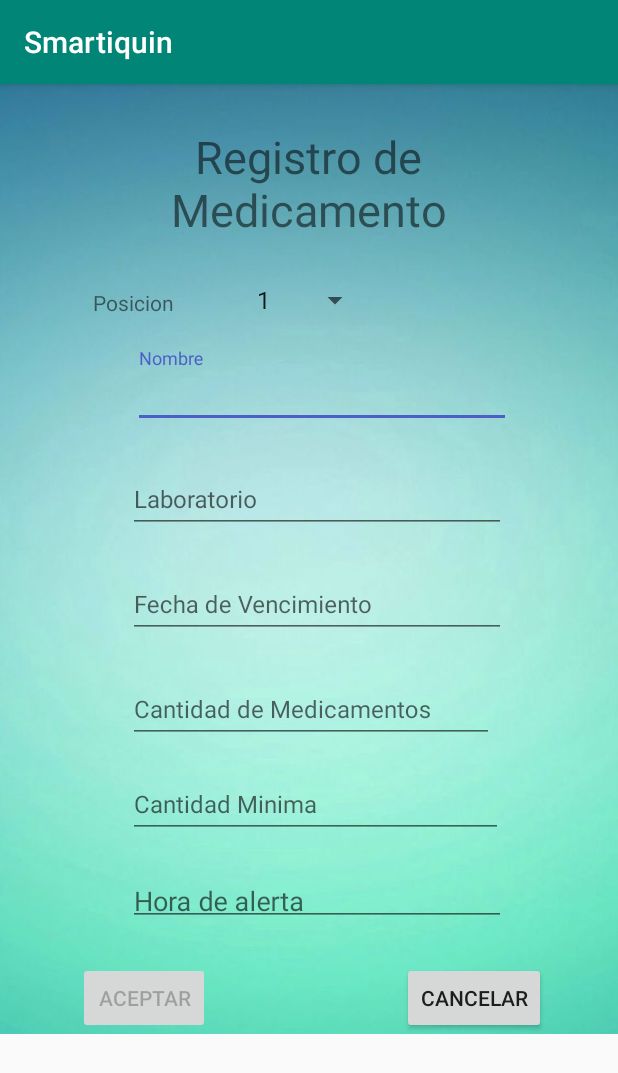
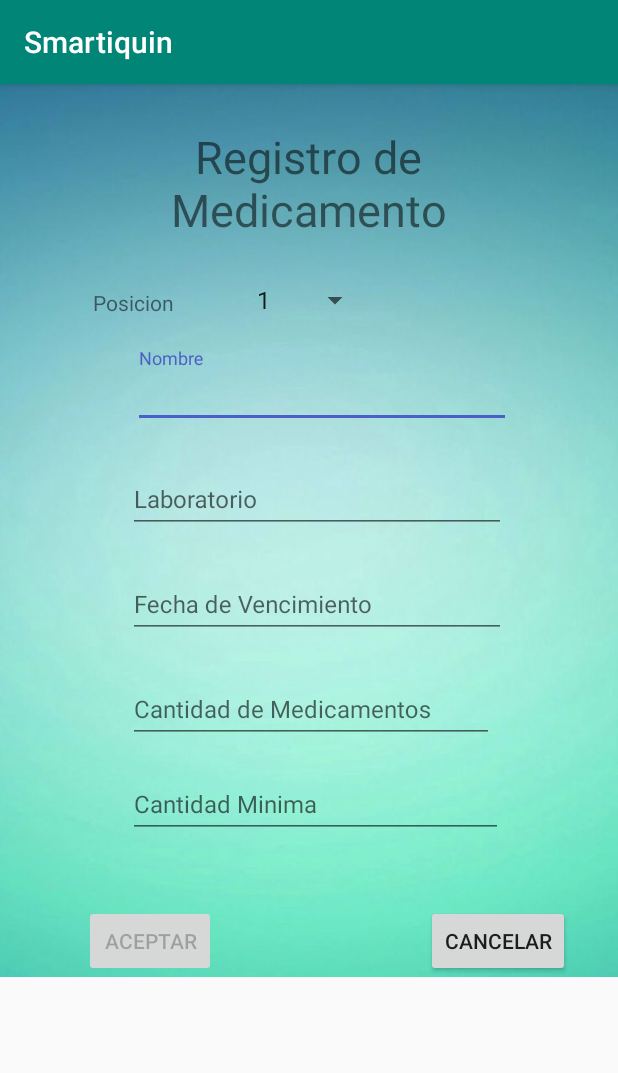
Before and after one commit to giyo08/smartiquin, an Android app: the FormActivity screen opened directly, with no data from a screen before it, on a phone screen of 412 x 824 dp. Shown: the top 1073 px of the screen. Run offline under Robolectric (Android 15) with nearby library versions, the phone set to English and light mode, and no system bars.

Commit message:
Borrado de codigo comentado

```diff
--- a/Android/Smartiquin/app/src/main/AndroidManifest.xml
+++ b/Android/Smartiquin/app/src/main/AndroidManifest.xml
@@ -27,6 +27,7 @@
                 <category android:name="android.intent.category.LAUNCHER" />
             </intent-filter>
         </activity>
+
     </application>
 
 </manifest>
--- a/Android/Smartiquin/app/src/main/java/com/example/smartiquin/FormActivity.java
+++ b/Android/Smartiquin/app/src/main/java/com/example/smartiquin/FormActivity.java
@@ -11,8 +11,6 @@ import android.view.View;
 import android.widget.AdapterView;
 import android.widget.ArrayAdapter;
 import android.widget.Button;
-import android.widget.RadioButton;
-import android.widget.RadioGroup;
 import android.widget.Spinner;
 import android.widget.TextView;
 import android.widget.Toast;
@@ -27,7 +25,6 @@ public class FormActivity extends AppCompatActivity {
     private TextInputLayout tilVencMed;
     private TextInputLayout tilMedInic;
     private TextInputLayout tilAlertaMed;
-    private TextInputLayout tilHora;
 
     private TextView tvPosicion;
 
@@ -36,11 +33,6 @@ public class FormActivity extends AppCompatActivity {
     private TextInputEditText etVencMed;
     private TextInputEditText etMedInic;
     private TextInputEditText etAlarmaMed;
-    private TextInputEditText etHora;
-/*
-    private RadioGroup rgBotones;
-    private RadioButton rbtnDia;
-    private RadioButton rbtnNoche;*/
 
     private Button btnAceptar;
     private Button btnCancelar;
@@ -48,16 +40,13 @@ public class FormActivity extends AppCompatActivity {
 
     // Variables para los inputs y control de info ingresada
     private int pos = 0;
-
     private int posSwitch;
     private String nombreMed;
     private String labMed;
     private String vencMed;
     private String inicMed;
     private String alarmaMed;
-    private String selBoton = "Dia";
     private String cadenaAEnviar;
-    private String hora;
 
     private Intent intent;
 
@@ -81,12 +70,6 @@ public class FormActivity extends AppCompatActivity {
         etMedInic = findViewById(R.id.editTextCantMed);
         etAlarmaMed = findViewById(R.id.editTextAlertaMed);
 
-  /*      rgBotones = findViewById(R.id.radioGroupBotones);
-        rbtnDia = findViewById(R.id.radioButtonDia);
-        rbtnNoche = findViewById(R.id.radioButtonNoche);
-*/
-
-
 
         tvPosicion = findViewById(R.id.textViewPosicion);
 
@@ -105,23 +88,14 @@ public class FormActivity extends AppCompatActivity {
         etVencMed.addTextChangedListener(camposCompletosTextWatcher);
         etMedInic.addTextChangedListener(camposCompletosTextWatcher);
         etAlarmaMed.addTextChangedListener(camposCompletosTextWatcher);
-        /*etHora.addTextChangedListener(camposCompletosTextWatcher);*/
 
-        //rbuttonId.radioButtonGroup.getCheckedRadioButtonId();
+
         intent = new Intent(this, RegisterActivity.class);
-
-        // Seteo el listener para los radio buttons
-
 
         // Seteo listeners
         btnAceptar.setOnClickListener(btnAceptarListener);
         btnCancelar.setOnClickListener(btnCancelarListener);
         spinner.setOnItemSelectedListener(spinnerListener);
-        /*rgBotones.setOnCheckedChangeListener(rgroupListener);*/
-
-        tilHora = findViewById(R.id.textInputHora);
-        etHora = findViewById(R.id.editTextHora);
-
 
     }///FIN DE ONCREATE
 
@@ -130,8 +104,6 @@ public class FormActivity extends AppCompatActivity {
     View.OnClickListener btnAceptarListener = new View.OnClickListener() {
         @Override
         public void onClick(View v) {
-
-            hora = etHora.getText().toString();
 
             if(validarDatos()){
                 mostrarMensaje("Medicamento registrado");
@@ -177,7 +149,6 @@ public class FormActivity extends AppCompatActivity {
             vencMed = etVencMed.getText().toString();
             inicMed = etMedInic.getText().toString();
             alarmaMed = etAlarmaMed.getText().toString();
-            /*hora = etHora.getText().toString();*/
 
             if(etVencMed.getText().length() == 2 && pos!=3) {
                 etVencMed.setText(etVencMed.getText().toString()+"/");
@@ -189,7 +160,7 @@ public class FormActivity extends AppCompatActivity {
             }
 
             btnAceptar.setEnabled(!nombreMed.isEmpty() && !labMed.isEmpty() && !vencMed.isEmpty()
-                    && !inicMed.isEmpty() && !alarmaMed.isEmpty() /*&& !hora.isEmpty()*/);
+                    && !inicMed.isEmpty() && !alarmaMed.isEmpty());
         }
 
         @Override
@@ -205,28 +176,15 @@ public class FormActivity extends AppCompatActivity {
         boolean f = fechaValida(vencMed, tilVencMed);
         boolean cp = cantPastillasValidas(inicMed,tilMedInic);
         boolean cl = cantPastillasValidas(alarmaMed,tilAlertaMed);
-        boolean h = horaValida(hora,tilMedInic);
 
-        if(n && l && f && cp && cl && ps && h) {
+        if(n && l && f && cp && cl && ps) {
             ///Si esta tod0 OK , armo una cadena para pasar los datos a la activity que tiene la lista de registros
-            cadenaAEnviar = posSwitch+"#"+nombreMed+"#"+labMed+"#"+vencMed+"#"+inicMed+"#"+alarmaMed+"#"+hora;
+            cadenaAEnviar = posSwitch+"#"+nombreMed+"#"+labMed+"#"+vencMed+"#"+inicMed+"#"+alarmaMed;
 
             return true;
         }
 
         return false;
-    }
-
-    private boolean horaValida(String hora, TextInputLayout campo) {
-
-        int h = Integer.parseInt(hora);
-
-        if(h<0 || h>23){
-            campo.setError("Ingrese una hora entre 0 y 23");
-            return false;
-        }
-
-        return true;
     }
 
     private boolean switchValido(){
--- a/Android/Smartiquin/app/src/main/java/com/example/smartiquin/Medicamento.java
+++ b/Android/Smartiquin/app/src/main/java/com/example/smartiquin/Medicamento.java
@@ -10,9 +10,8 @@ public class Medicamento {
     private String fecha;
     private int cantMed;
     private int cantLim;
-    private String opcionHora;
 
-    public Medicamento(int id, String nombre, String laboratorio, String fecha, String cantMed, String cantLim, String opcionHora){
+    public Medicamento(int id, String nombre, String laboratorio, String fecha, String cantMed, String cantLim){
 
         this.id = id;
         this.nombre = nombre;
@@ -20,7 +19,6 @@ public class Medicamento {
         this.fecha = fecha;
         this.cantMed = Integer.parseInt(cantMed);
         this.cantLim = Integer.parseInt(cantLim);
-        this.opcionHora = opcionHora;
     }
 
     public ContentValues toContentValues() {
@@ -31,7 +29,6 @@ public class Medicamento {
         values.put(MedicamentosBD.MedicamentosEntry.FECHA, fecha);
         values.put(MedicamentosBD.MedicamentosEntry.CANTMED, cantMed);
         values.put(MedicamentosBD.MedicamentosEntry.CANTLIM, cantLim);
-        values.put(MedicamentosBD.MedicamentosEntry.OPCIONHORA, opcionHora);
         return values;
     }
 
--- a/Android/Smartiquin/app/src/main/java/com/example/smartiquin/MedicamentosBD.java
+++ b/Android/Smartiquin/app/src/main/java/com/example/smartiquin/MedicamentosBD.java
@@ -13,7 +13,6 @@ public class MedicamentosBD {
         public static final String FECHA = "fecha";
         public static final String CANTMED = "cantMed";
         public static final String CANTLIM = "cantLim";
-        public static final String OPCIONHORA = "opcionHora";
     }
 
 }
--- a/Android/Smartiquin/app/src/main/java/com/example/smartiquin/RegisterActivity.java
+++ b/Android/Smartiquin/app/src/main/java/com/example/smartiquin/RegisterActivity.java
@@ -11,7 +11,6 @@ import android.widget.ArrayAdapter;
 import android.widget.Button;
 import android.widget.ListView;
 import android.widget.Toast;
-
 import java.util.ArrayList;
 
 public class RegisterActivity extends AppCompatActivity {
@@ -63,7 +62,7 @@ public class RegisterActivity extends AppCompatActivity {
             String [] cadena = cadenaMedicamento.split("#");
 
             ///Agreggo el medicamento a la bd
-            db.saveMedicamento(new Medicamento(Integer.parseInt(cadena[0]),cadena[1],cadena[2],cadena[3],cadena[4],cadena[5],cadena[6]));
+            db.saveMedicamento(new Medicamento(Integer.parseInt(cadena[0]),cadena[1],cadena[2],cadena[3],cadena[4],cadena[5]));
 
             ///cargo la lista
             cargarListMedicamentos();
@@ -92,8 +91,7 @@ public class RegisterActivity extends AppCompatActivity {
                         +"Nombre: "+datos[1]+'\n'
                         +"Laboratorio: "+datos[2]+'\n'
                         +"Fecha de Vencimiento: "+datos[3]+'\n'
-                        +"Cantidad de Medicamentos: "+datos[4]+'\n'
-                        +"Hora Alarma: "+datos[6];
+                        +"Cantidad de Medicamentos: "+datos[4]+'\n';
 
                 btnEliminar.setText("Eliminar "+datos[1]);
                 idSeleccionado = position+1+"";
--- a/Android/Smartiquin/app/src/main/res/layout/activity_form.xml
+++ b/Android/Smartiquin/app/src/main/res/layout/activity_form.xml
@@ -125,24 +125,24 @@
         android:layout_width="wrap_content"
         android:layout_height="wrap_content"
         android:layout_marginStart="52dp"
-        android:layout_marginTop="24dp"
+        android:layout_marginTop="28dp"
         android:layout_marginEnd="8dp"
         android:enabled="false"
         android:text="@string/btnAceptar"
         app:layout_constraintEnd_toStartOf="@+id/buttonCancelar"
-        app:layout_constraintHorizontal_bias="0.0"
+        app:layout_constraintHorizontal_bias="0.029"
         app:layout_constraintStart_toStartOf="parent"
-        app:layout_constraintTop_toBottomOf="@+id/textInputHora" />
+        app:layout_constraintTop_toBottomOf="@+id/textInputAlertaMed" />
 
     <Button
         android:id="@+id/buttonCancelar"
         android:layout_width="wrap_content"
         android:layout_height="wrap_content"
-        android:layout_marginTop="24dp"
-        android:layout_marginEnd="48dp"
+        android:layout_marginTop="28dp"
+        android:layout_marginEnd="32dp"
         android:text="@string/btnCancelar"
         app:layout_constraintEnd_toEndOf="parent"
-        app:layout_constraintTop_toBottomOf="@+id/textInputHora" />
+        app:layout_constraintTop_toBottomOf="@+id/textInputAlertaMed" />
 
     <TextView
         android:id="@+id/textViewPosicion"
@@ -182,24 +182,6 @@
         app:layout_constraintStart_toStartOf="parent"
         app:layout_constraintTop_toTopOf="parent" />
 
-    <android.support.design.widget.TextInputLayout
-        android:id="@+id/textInputHora"
-        android:layout_width="252dp"
-        android:layout_height="42dp"
-        android:layout_marginStart="8dp"
-        android:layout_marginEnd="8dp"
-        app:layout_constraintEnd_toEndOf="parent"
-        app:layout_constraintHorizontal_bias="0.538"
-        app:layout_constraintStart_toStartOf="parent"
-        app:layout_constraintTop_toBottomOf="@+id/textInputAlertaMed">
-
-        <android.support.design.widget.TextInputEditText
-            android:id="@+id/editTextHora"
-            android:layout_width="match_parent"
-            android:layout_height="wrap_content"
-            android:hint="@string/tilHoraAlerta" />
-    </android.support.design.widget.TextInputLayout>
-
 </android.support.constraint.ConstraintLayout>
 
 </ScrollView>
```
Also changed, not shown: Android/Smartiquin/app/src/main/java/com/example/smartiquin/MainActivity.java (+9 -92 lines), Android/Smartiquin/app/src/main/java/com/example/smartiquin/MedicamentosDBHelper.java (+2 -51 lines).
